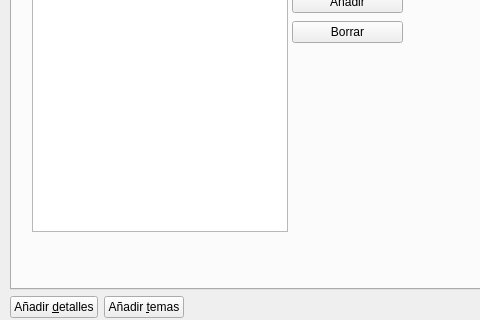
Above: gui/dlgnuevaresolucion.ui from rogorido/qtpredicadores before the change; both pictures show x 0 to 480 and y 113 to 433 of the 698 by 433 pixel window. Below: the same form after it.
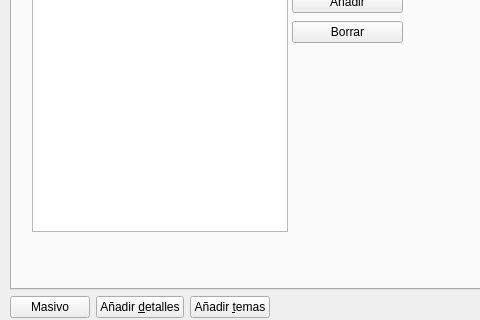
That is the form after the change. Custom widgets are drawn as their Qt base class.

What changed in the file:
```diff
--- a/gui/dlgnuevaresolucion.ui
+++ b/gui/dlgnuevaresolucion.ui
@@ -364,6 +364,13 @@
     </item>
     <item>
      <layout class="QHBoxLayout" name="horizontalLayout">
+      <item>
+       <widget class="QPushButton" name="btMasivo">
+        <property name="text">
+         <string>Masivo</string>
+        </property>
+       </widget>
+      </item>
       <item>
        <widget class="QPushButton" name="btDetalles">
         <property name="text">
```
